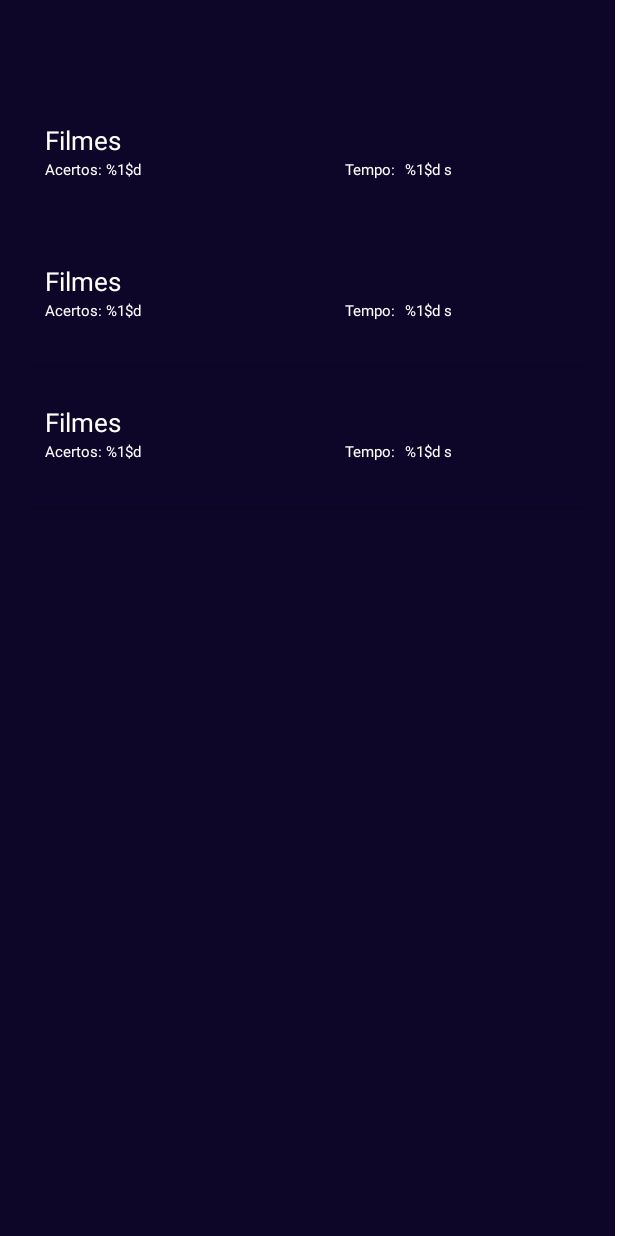
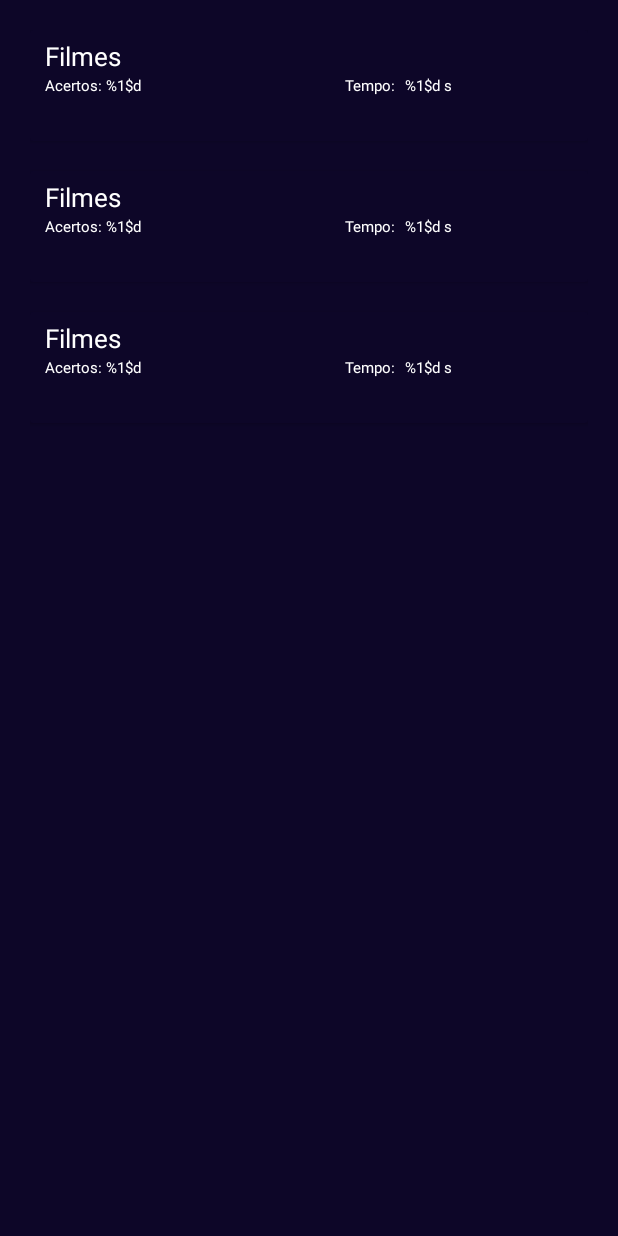
Before and after one commit to juliendymendes/quiz-progmov, an Android app: the layout fragment_painel.xml on its own in the app's theme, with its tools: preview values and no code run, on a phone screen of 412 x 824 dp. Run offline under Robolectric (Android 15) with nearby library versions, the phone set to English and light mode, and no system bars.

Commit message:
listando estatísticas do usuário

```diff
--- a/app/src/main/res/layout/fragment_painel.xml
+++ b/app/src/main/res/layout/fragment_painel.xml
@@ -2,7 +2,7 @@
 <androidx.constraintlayout.widget.ConstraintLayout xmlns:android="http://schemas.android.com/apk/res/android"
     xmlns:app="http://schemas.android.com/apk/res-auto"
     xmlns:tools="http://schemas.android.com/tools"
-    android:layout_width="wrap_content"
+    android:layout_width="match_parent"
     android:layout_height="match_parent"
     tools:context=".telas.PainelFragment"
     android:background="@color/azul_escuro">
@@ -10,11 +10,31 @@
 
     <androidx.recyclerview.widget.RecyclerView
         android:id="@+id/recyclerViewPainel"
-        android:layout_width="410dp"
-        android:layout_height="554dp"
-        android:layout_marginTop="76dp"
+        android:layout_width="match_parent"
+        android:layout_height="match_parent"
+        android:layout_marginVertical="20dp"
         android:paddingHorizontal="20dp"
         app:layout_constraintTop_toTopOf="parent"
+        app:layout_constraintStart_toStartOf="parent"
+        app:layout_constraintEnd_toEndOf="parent"
         tools:layout_editor_absoluteX="-1dp"
-        tools:listitem="@layout/estatistica_painel" />
+        tools:listitem="@layout/estatistica_painel"
+        />
+
+    <TextView
+        android:id="@+id/tv_ainda_nao_jogou"
+        android:layout_width="wrap_content"
+        android:layout_height="wrap_content"
+        android:text="@string/voce_ainda_nao_jogou"
+        android:textColor="@color/white"
+        android:fontFamily="@font/montserrat_bold"
+        android:textSize="17sp"
+        app:layout_constraintTop_toTopOf="parent"
+        app:layout_constraintBottom_toBottomOf="parent"
+        app:layout_constraintStart_toStartOf="parent"
+        app:layout_constraintEnd_toEndOf="parent"
+        android:visibility="gone"
+        />
+
+
 </androidx.constraintlayout.widget.ConstraintLayout>
```
Also changed, not shown: app/src/main/java/com/me/quiz/adapters/EstatisticasAdapter.java (+8 -6 lines), app/src/main/java/com/me/quiz/entidades/Estatistica.java (+4 -4 lines), app/src/main/java/com/me/quiz/telas/PainelFragment.java (+21 -7 lines).
